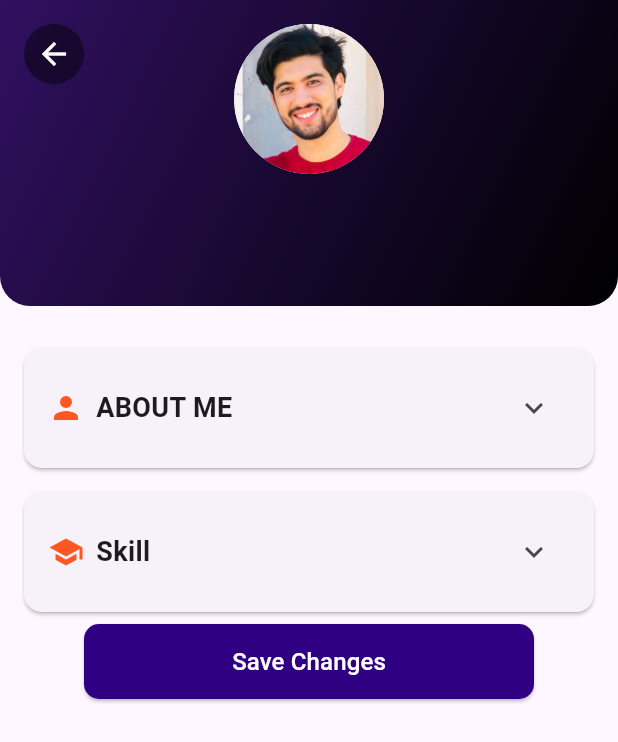
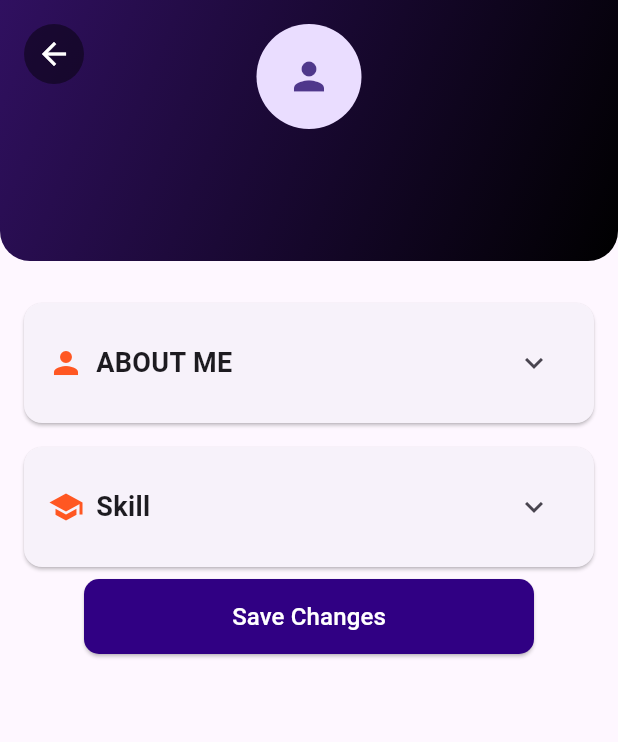
Before and after one commit to shayma-ouerhani/Dam_Flutter, a Flutter app: the ProfileHomeView screen opened directly, after a tap on the "edit" icon, on a phone screen of 412 x 824 dp. Shown: the top 742 px of the screen. Run offline on Flutter 3.47's test engine with Material 3 defaults, Android fonts, the phone set to English and light mode, and no system bars; our stand-ins replace cached_network_image, file_picker, fl_chart, get, image_picker and 2 more; missing offline and left inert: dart:ffi; accounts and stored records are empty; network calls fail.

Commit message:
fix edit profile

```diff
--- a/lib/Controllers/AuthController.dart
+++ b/lib/Controllers/AuthController.dart
@@ -150,8 +150,10 @@ class AuthController {
         await UserPreference.setName(loginResponse.name);
         await UserPreference.setLastName(loginResponse.lastname);
         await UserPreference.setDomaine(loginResponse.domaine ?? '');
+        await UserPreference.setWebsite(loginResponse.website ?? '');
         await UserPreference.setPhotoUrl(loginResponse.photoUrl ?? '');
-        print(UserPreference.getPhotoUrl());
+        print("UserPreference.getPhotoUrl()----------------------------------------------------------");
+        print(UserPreference.getWebsite());
         print("UserPreference.getPhotoUrl()----------------------------------------------------------");
         await UserPreference.setPhoneNumber(loginResponse.phoneNumber ?? '');
         await UserPreference.setUserId(loginResponse.userId);
--- a/lib/Controllers/HomeController.dart
+++ b/lib/Controllers/HomeController.dart
@@ -149,7 +149,7 @@ Future<Map<String, dynamic>> fetchApplicationsPerPost(String userId) async {
   // Method to update user profile
   Future<Map<String, dynamic>> updateUserProfile(
       String userId, Map<String, dynamic> profileData, File? photo) async {
-    final String updateProfileUrl = "$apiUrl/user/67322ac07b0ef3c99e6a288c";
+    final String updateProfileUrl = "$apiUrl/user/update/$userId";
 
     try {
       var request = http.MultipartRequest('PUT', Uri.parse(updateProfileUrl));
--- a/lib/features/Home/Screens/EditProfileView.dart
+++ b/lib/features/Home/Screens/EditProfileView.dart
@@ -1,4 +1,5 @@
 import 'package:damdleaders_flutter/Controllers/HomeController.dart';
+import 'package:damdleaders_flutter/config/UserPreference/User_preferences.dart';
 import 'package:flutter/material.dart';
 import 'package:image_picker/image_picker.dart';
 import 'dart:io';
@@ -29,6 +30,18 @@ class _EditProfileState extends State<EditProfileView> {
   bool _isEditingSkill = false;
   bool _isEditingResume = false;
 
+// Variables pour stocker les informations utilisateur
+  String? userName;
+  String? userLastName;
+  String? userDomaine;
+  String? userId;
+  String? photoUrl;
+  String? userEmail;
+  String? userPhoneNumber;
+  String? userGithub;
+  bool isLoadingUserData = true; // Indicateur de chargement
+
+
   @override
   void dispose() {
     _firstNameController.dispose();
@@ -45,6 +58,7 @@ class _EditProfileState extends State<EditProfileView> {
   void initState() {
     super.initState();
     _loadUserData();
+
   }
 
   Future<void> _pickImage() async {
@@ -73,17 +87,18 @@ class _EditProfileState extends State<EditProfileView> {
     }
   }
 
-  Future<void> _saveProfile() async {
+  Future<void> _saveProfile(id) async {
     try {
-      final user = _authController.getCurrentUser();
+      /*final user = _authController.getCurrentUser();
       if (user == null) {
         ScaffoldMessenger.of(context).showSnackBar(
           const SnackBar(content: Text("No user is currently logged in.")),
         );
         return;
-      }
+      }*/
 
-      final userId = user.uid;
+      final userId = id;
+      //final userId = user.uid;
       final profileData = {
         "name": _firstNameController.text.isNotEmpty
             ? _firstNameController.text
@@ -93,6 +108,12 @@ class _EditProfileState extends State<EditProfileView> {
             : null,
         "email":
             _emailController.text.isNotEmpty ? _emailController.text : null,
+        "domaine":
+            _domainController.text.isNotEmpty ? _domainController.text : null,
+        "website":
+            _githubController.text.isNotEmpty ? _githubController.text : null,
+        "phoneNumber":
+            _phoneNumberController.text.isNotEmpty ? _phoneNumberController.text : null,
       };
 
       final response = await _homeController.updateUserProfile(
@@ -113,28 +134,40 @@ class _EditProfileState extends State<EditProfileView> {
     }
   }
 
-  Future<void> _loadUserData() async {
-    try {
-      final user = _authController.getCurrentUser();
-      if (user != null) {
-        final userId = user.uid;
-        final userData = await _authController.fetchUserData(userId);
-        setState(() {
-          _firstNameController.text = userData['name'] ?? '';
-          _lastNameController.text = userData['lastname'] ?? '';
-          _emailController.text = userData['email'] ?? '';
-        });
-      } else {
-        print("No user is currently logged in.");
-      }
-    } catch (e) {
-      print("Error loading user data: $e");
-    } finally {
+Future<void> _loadUserData() async {
+  try {
+    // Attempt to get user data from preferences
+    userName = await UserPreference.getName();
+    userLastName = await UserPreference.getLastName();
+    userDomaine = await UserPreference.getDomaine();
+    userEmail = await UserPreference.getEmail();
+    userId = await UserPreference.getUserId();
+    photoUrl = await UserPreference.getPhotoUrl();
+    userGithub = await UserPreference.getWebsite();
+    userPhoneNumber = await UserPreference.getPhoneNumber();
+    // Debug print statements
+    print('userName: $userName');
+    print('userLastName: $userLastName');
+    print('userDomaine: $userDomaine');
+  } catch (e) {
+    print("Erreur lors de la récupération des données utilisateur : $e");
+  } finally {
+    // Make sure to check if the widget is still mounted before calling setState
+    if (mounted) {
       setState(() {
-        // _isLoading = false;
+        isLoadingUserData = false;
+        // Set the text of the controller if the value is not null
+        _firstNameController.text = userName ?? ''; // Safe fallback
+        _lastNameController.text = userLastName ?? '';
+        _emailController.text = userEmail ?? '';
+        _domainController.text = userDomaine ?? '';
+        _githubController.text = userGithub ?? '';
+        _phoneNumberController.text = userPhoneNumber ?? '';
       });
     }
   }
+}
+
 
   @override
   Widget build(BuildContext context) {
@@ -163,17 +196,31 @@ class _EditProfileState extends State<EditProfileView> {
                       children: [
                         GestureDetector(
                           onTap: _pickImage,
-                          child: CircleAvatar(
+                          child:
+                          CircleAvatar(
+                            radius: 35,
+                            backgroundImage: photoUrl != null && photoUrl!.isNotEmpty
+                                ? NetworkImage(photoUrl!)
+                                : null,
+                            child: photoUrl == null || photoUrl!.isEmpty
+                                ? Icon(Icons.person, size: 30) // Placeholder
+                                : null,
+                            onBackgroundImageError: (_, __) {
+                              print('Failed to load image');
+                            },
+                          ),
+                          /*CircleAvatar(
                             radius: 50,
                             backgroundImage: _selectedImage != null
                                 ? FileImage(_selectedImage!)
                                 : const AssetImage('assets/yassineImage.jpg')
                                     as ImageProvider,
-                          ),
+                          ),*/
                         ),
                         const SizedBox(height: 10),
                         Text(
-                          "${_firstNameController.text} ${_lastNameController.text}",
+                          //"${_firstNameController.text} ${_lastNameController.text}",
+                          "${userName ?? 'Name'} ${userLastName ?? 'Last Name'}",
                           style: const TextStyle(
                             fontSize: 18,
                             fontWeight: FontWeight.bold,
@@ -359,7 +406,9 @@ class _EditProfileState extends State<EditProfileView> {
               ),
 
               ElevatedButton(
-                onPressed: _saveProfile, // Save Profile
+                onPressed: () async {
+                  await _saveProfile(userId); // Save Profile asynchronously
+                },
                 style: ElevatedButton.styleFrom(
                   backgroundColor: const Color.fromARGB(255, 48, 0, 131),
                   minimumSize: const Size(300, 50),
--- a/lib/features/Home/Screens/ProfileHomeView.dart
+++ b/lib/features/Home/Screens/ProfileHomeView.dart
@@ -628,8 +628,6 @@ class _ProfileHomeViewState extends State<ProfileHomeView> {
       userDomaine = await UserPreference.getDomaine();
       userId = await UserPreference.getUserId();
       photoUrl = await UserPreference.getPhotoUrl();
-      print(photoUrl);
-      print("****************************************************************************************-*********************************************************************************************");
       mesPosts = postService.fetchMyPosts(userId!);
 
       // Attend la récupération des posts
```
